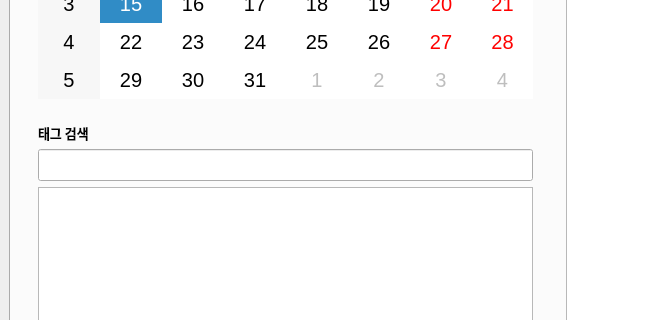
The window that Algorhythm/algorhythm.ui (MIN60/Algorhythm) describes before a commit, drawn with Qt 5; both pictures show x 0 to 655 and y 334 to 654 of the 1108 by 814 pixel window.
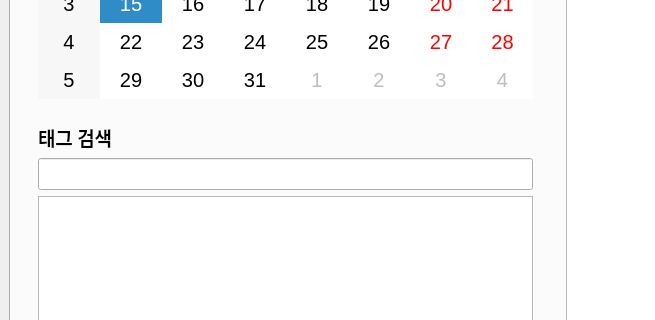
The same window after the commit.

Diff of the .ui file:
```diff
--- a/Algorhythm/algorhythm.ui
+++ b/Algorhythm/algorhythm.ui
@@ -127,7 +127,7 @@
                 <property name="font">
                  <font>
                   <family>Noto Sans KR</family>
-                  <pointsize>10</pointsize>
+                  <pointsize>14</pointsize>
                   <bold>true</bold>
                  </font>
                 </property>
```
Left out of the diff: 17 changed lines with no effect on the pictures.
